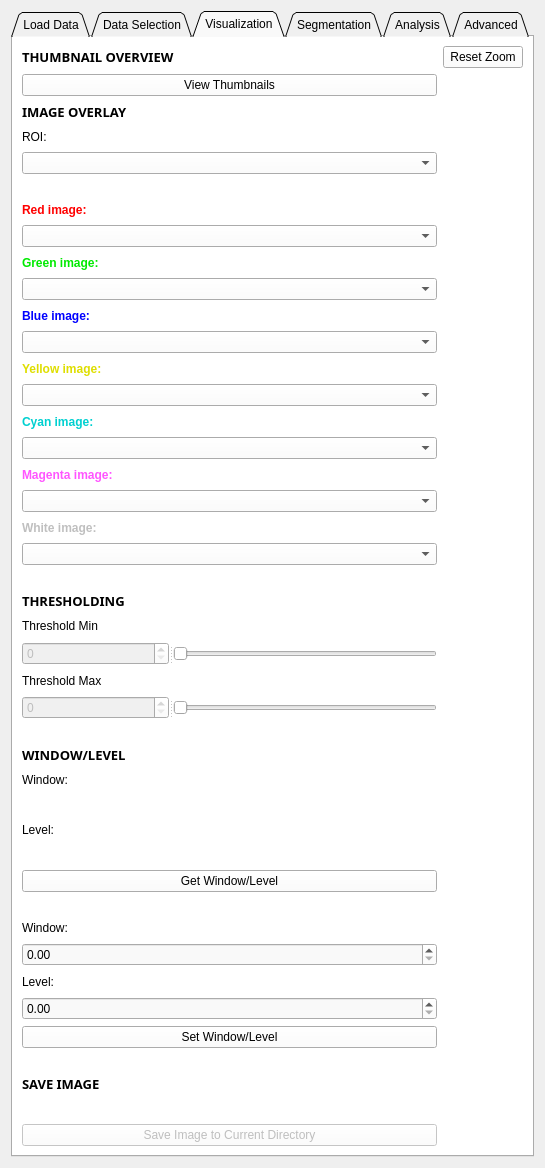
Old version of the form HypModuleCode/Resources/UI/HypModuleCode.ui in the repository SlicerMicro/Slicer-TITAN.
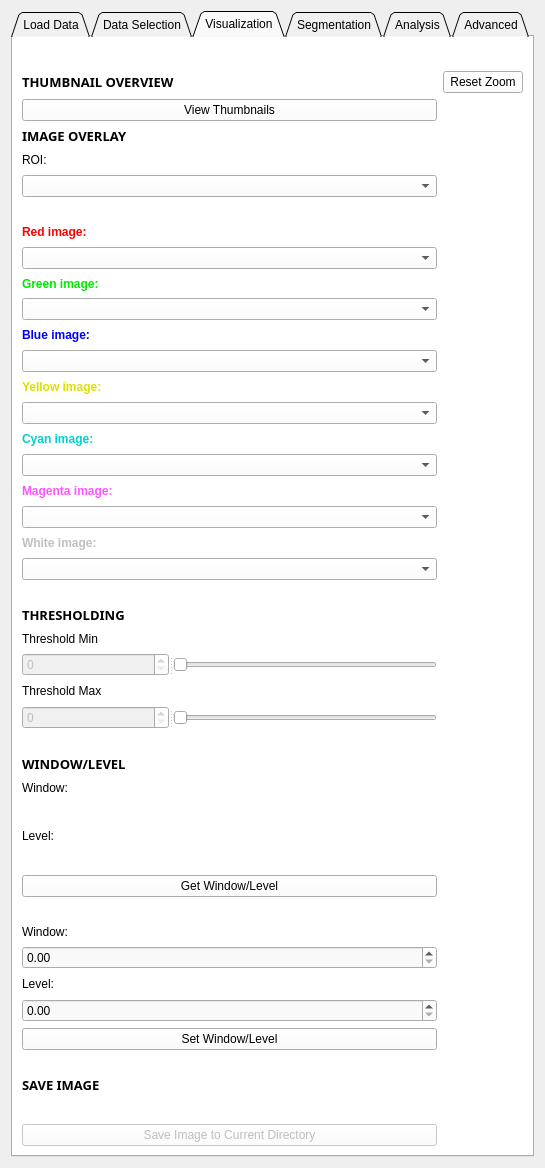
New version of the form. Custom widgets are drawn as their Qt base class.

Commit message: ENH: Added error messages for thumbnail creation

What changed in the file:
```diff
--- a/HypModuleCode/Resources/UI/HypModuleCode.ui
+++ b/HypModuleCode/Resources/UI/HypModuleCode.ui
@@ -365,7 +365,7 @@
        <string>Visualization</string>
       </attribute>
       <layout class="QGridLayout" name="gridLayout">
-       <item row="27" column="0">
+       <item row="28" column="0">
         <widget class="QLabel" name="label_26">
          <property name="font">
           <font>
@@ -380,13 +380,13 @@
          </property>
         </widget>
        </item>
-       <item row="7" column="0">
+       <item row="8" column="0">
         <widget class="QComboBox" name="redSelect"/>
        </item>
-       <item row="17" column="0">
+       <item row="18" column="0">
         <widget class="QComboBox" name="magentaSelect"/>
        </item>
-       <item row="8" column="0">
+       <item row="9" column="0">
         <widget class="QLabel" name="greenImage">
          <property name="palette">
           <palette>
@@ -436,10 +436,10 @@
          </property>
         </widget>
        </item>
-       <item row="15" column="0">
+       <item row="16" column="0">
         <widget class="QComboBox" name="cyanSelect"/>
        </item>
-       <item row="33" column="0">
+       <item row="34" column="0">
         <spacer name="horizontalSpacer_11">
          <property name="orientation">
           <enum>Qt::Horizontal</enum>
@@ -452,7 +452,7 @@
          </property>
         </spacer>
        </item>
-       <item row="2" column="0">
+       <item row="3" column="0">
         <widget class="QLabel" name="label_15">
          <property name="font">
           <font>
@@ -467,14 +467,21 @@
          </property>
         </widget>
        </item>
-       <item row="0" column="1">
+       <item row="1" column="1">
         <widget class="QPushButton" name="resetViewButton">
          <property name="text">
           <string>Reset Zoom</string>
          </property>
         </widget>
        </item>
-       <item row="20" column="0">
+       <item row="2" column="0">
+        <widget class="QPushButton" name="crtThumbnails">
+         <property name="text">
+          <string>View Thumbnails</string>
+         </property>
+        </widget>
+       </item>
+       <item row="21" column="0">
         <spacer name="horizontalSpacer">
          <property name="orientation">
           <enum>Qt::Horizontal</enum>
@@ -487,7 +494,7 @@
          </property>
         </spacer>
        </item>
-       <item row="5" column="0">
+       <item row="6" column="0">
         <spacer name="horizontalSpacer_4">
          <property name="orientation">
           <enum>Qt::Horizontal</enum>
@@ -500,7 +507,7 @@
          </property>
         </spacer>
        </item>
-       <item row="40" column="0">
+       <item row="41" column="0">
         <widget class="QLabel" name="label_16">
          <property name="font">
           <font>
@@ -515,38 +522,53 @@
          </property>
         </widget>
        </item>
-       <item row="38" column="0">
+       <item row="39" column="0">
         <widget class="QPushButton" name="setWLButton">
          <property name="text">
           <string>Set Window/Level</string>
          </property>
         </widget>
        </item>
-       <item row="35" column="0">
+       <item row="36" column="0">
         <widget class="QDoubleSpinBox" name="setWindow">
          <property name="maximum">
           <double>10000.000000000000000</double>
          </property>
         </widget>
        </item>
-       <item row="37" column="0">
+       <item row="1" column="0">
+        <widget class="QLabel" name="label_46">
+         <property name="font">
+          <font>
+           <family>Montserrat</family>
+           <pointsize>10</pointsize>
+           <weight>75</weight>
+           <bold>true</bold>
+          </font>
+         </property>
+         <property name="text">
+          <string>THUMBNAIL OVERVIEW</string>
+         </property>
+        </widget>
+       </item>
+       <item row="38" column="0">
         <widget class="QDoubleSpinBox" name="setLevel">
          <property name="maximum">
           <double>10000.000000000000000</double>
          </property>
         </widget>
        </item>
-       <item row="4" column="0">
+       <item row="5" column="0">
         <widget class="QComboBox" name="roiVisualization"/>
        </item>
-       <item row="34" column="0">
+       <item row="35" column="0">
         <widget class="QLabel" name="label_29">
          <property name="text">
           <string>Window:</string>
          </property>
         </widget>
        </item>
-       <item row="12" column="0">
+       <item row="13" column="0">
         <widget class="QLabel" name="label_21">
          <property name="palette">
           <palette>
@@ -596,7 +618,7 @@
          </property>
         </widget>
        </item>
-       <item row="39" column="0">
+       <item row="40" column="0">
         <spacer name="horizontalSpacer_7">
          <property name="orientation">
           <enum>Qt::Horizontal</enum>
@@ -609,21 +631,21 @@
          </property>
         </spacer>
        </item>
-       <item row="36" column="0">
+       <item row="37" column="0">
         <widget class="QLabel" name="label_30">
          <property name="text">
           <string>Level:</string>
          </property>
         </widget>
        </item>
-       <item row="32" column="0">
+       <item row="33" column="0">
         <widget class="QPushButton" name="getWLButton">
          <property name="text">
           <string>Get Window/Level</string>
          </property>
         </widget>
        </item>
-       <item row="18" column="0">
+       <item row="19" column="0">
         <widget class="QLabel" name="label_24">
          <property name="palette">
           <palette>
@@ -673,7 +695,7 @@
          </property>
         </widget>
        </item>
-       <item row="6" column="0">
+       <item row="7" column="0">
         <widget class="QLabel" name="redImage">
          <property name="palette">
           <palette>
@@ -723,7 +745,7 @@
          </property>
         </widget>
        </item>
-       <item row="25" column="0">
+       <item row="26" column="0">
         <widget class="QSplitter" name="splitter_2">
          <property name="orientation">
           <enum>Qt::Horizontal</enum>
@@ -758,27 +780,27 @@
          </widget>
         </widget>
        </item>
-       <item row="9" column="0">
+       <item row="10" column="0">
         <widget class="QComboBox" name="greenSelect"/>
        </item>
-       <item row="13" column="0">
+       <item row="14" column="0">
         <widget class="QComboBox" name="yellowSelect"/>
        </item>
-       <item row="28" column="0">
+       <item row="29" column="0">
         <widget class="QLabel" name="label_27">
          <property name="text">
           <string>Window:</string>
          </property>
         </widget>
        </item>
-       <item row="3" column="0">
+       <item row="4" column="0">
         <widget class="QLabel" name="label_13">
          <property name="text">
           <string>ROI:</string>
          </property>
         </widget>
        </item>
-       <item row="16" column="0">
+       <item row="17" column="0">
         <widget class="QLabel" name="label_23">
          <property name="palette">
           <palette>
@@ -828,7 +850,7 @@
          </property>
         </widget>
        </item>
-       <item row="23" column="0">
+       <item row="24" column="0">
         <widget class="QSplitter" name="splitter">
          <property name="orientation">
           <enum>Qt::Horizontal</enum>
@@ -869,7 +891,7 @@
          </widget>
         </widget>
        </item>
-       <item row="31" column="0">
+       <item row="32" column="0">
         <widget class="QLabel" name="getLevel">
          <property name="font">
           <font>
@@ -882,14 +904,14 @@
          </property>
         </widget>
        </item>
-       <item row="30" column="0">
+       <item row="31" column="0">
         <widget class="QLabel" name="label_28">
          <property name="text">
           <string>Level:</string>
          </property>
         </widget>
        </item>
-       <item row="21" column="0">
+       <item row="22" column="0">
         <widget class="QLabel" name="label_14">
          <property name="font">
           <font>
@@ -904,14 +926,14 @@
          </property>
         </widget>
        </item>
-       <item row="22" column="0">
+       <item row="23" column="0">
         <widget class="QLabel" name="label_17">
          <property name="text">
           <string>Threshold Min</string>
          </property>
         </widget>
        </item>
-       <item row="41" column="0">
+       <item row="42" column="0">
         <widget class="QLabel" name="fileNameLabel">
          <property name="text">
           <string/>
@@ -921,7 +943,7 @@
          </property>
         </widget>
        </item>
-       <item row="10" column="0">
+       <item row="11" column="0">
         <widget class="QLabel" name="blueImageLabel">
          <property name="palette">
           <palette>
@@ -971,14 +993,14 @@
          </property>
         </widget>
        </item>
-       <item row="24" column="0">
+       <item row="25" column="0">
         <widget class="QLabel" name="label_18">
          <property name="text">
           <string>Threshold Max</string>
          </property>
         </widget>
        </item>
-       <item row="14" column="0">
+       <item row="15" column="0">
         <widget class="QLabel" name="label_22">
          <property name="palette">
           <palette>
@@ -1028,10 +1050,10 @@
          </property>
         </widget>
        </item>
-       <item row="19" column="0">
+       <item row="20" column="0">
         <widget class="QComboBox" name="whiteSelect"/>
        </item>
-       <item row="29" column="0">
+       <item row="30" column="0">
         <widget class="QLabel" name="getWindow">
          <property name="font">
           <font>
@@ -1044,7 +1066,7 @@
          </property>
         </widget>
        </item>
-       <item row="42" column="0">
+       <item row="43" column="0">
         <widget class="QPushButton" name="saveImgButton">
          <property name="enabled">
           <bool>false</bool>
@@ -1054,10 +1076,10 @@
          </property>
         </widget>
        </item>
-       <item row="11" column="0">
+       <item row="12" column="0">
         <widget class="QComboBox" name="blueSelect"/>
        </item>
-       <item row="26" column="0">
+       <item row="27" column="0">
         <spacer name="horizontalSpacer_6">
          <property name="orientation">
           <enum>Qt::Horizontal</enum>
@@ -1070,25 +1092,55 @@
          </property>
         </spacer>
        </item>
-       <item row="1" column="0">
-        <widget class="QPushButton" name="crtThumbnails">
-         <property name="text">
-          <string>View Thumbnails</string>
-         </property>
-        </widget>
-       </item>
        <item row="0" column="0">
-        <widget class="QLabel" name="label_46">
+        <widget class="QLabel" name="thumbErrorMessage">
+         <property name="palette">
+          <palette>
+           <active>
+            <colorrole role="WindowText">
+             <brush brushstyle="SolidPattern">
+              <color alpha="255">
+               <red>255</red>
+               <green>0</green>
+               <blue>0</blue>
+              </color>
+             </brush>
+            </colorrole>
+           </active>
+           <inactive>
+            <colorrole role="WindowText">
+             <brush brushstyle="SolidPattern">
+              <color alpha="255">
+               <red>255</red>
+               <green>0</green>
+               <blue>0</blue>
+              </color>
+             </brush>
+            </colorrole>
+           </inactive>
+           <disabled>
+            <colorrole role="WindowText">
+             <brush brushstyle="SolidPattern">
+              <color alpha="255">
+               <red>120</red>
+               <green>120</green>
+               <blue>120</blue>
+              </color>
+             </brush>
+            </colorrole>
+           </disabled>
+          </palette>
+         </property>
          <property name="font">
           <font>
-           <family>Montserrat</family>
-           <pointsize>10</pointsize>
+           <family>Courier</family>
+           <pointsize>12</pointsize>
            <weight>75</weight>
            <bold>true</bold>
           </font>
          </property>
          <property name="text">
-          <string>THUMBNAIL OVERVIEW</string>
+          <string/>
          </property>
         </widget>
        </item>
```
The commit also changes 1 other file.
